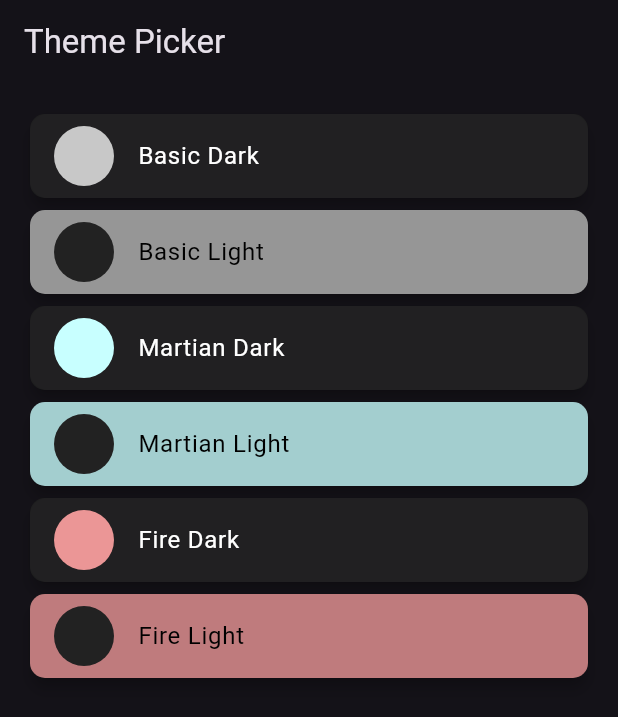
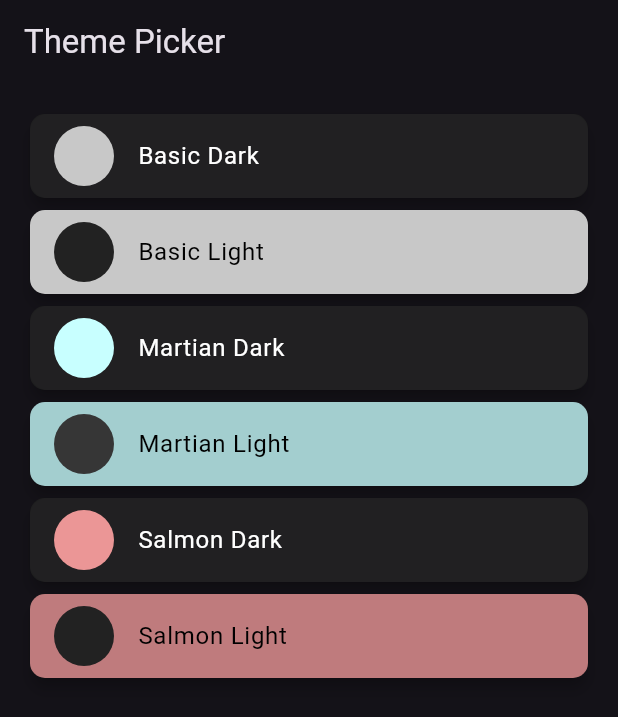
Before and after one commit to cueltschey/squared_away, a Flutter app: the ThemePicker screen opened directly with empty values, on a phone screen of 412 x 824 dp. Shown: the top 717 px of the screen. Run offline on Flutter 3.47's test engine with Material 3 defaults, Android fonts, the phone set to English and light mode, and no system bars; our stand-ins replace firebase_auth, firebase_core, fl_chart, flutter_colorpicker, flutter_markdown, flutter_secure_storage and 3 more; missing offline and left inert: googleapis; accounts and stored records are empty.

Commit message:
modified themes to be more interesting

```diff
--- a/lib/journal.dart
+++ b/lib/journal.dart
@@ -336,7 +336,7 @@ class _JournalItemState extends State<JournalItem> {
         padding: EdgeInsets.all(2.0),
         child: Container(
           decoration: BoxDecoration(
-            color: const Color.fromARGB(150, 34, 34, 34),
+            //color: const Color.fromARGB(150, 34, 34, 34),
             borderRadius: BorderRadius.circular(8.0),
             border: Border.all(
               color: squareColor,
--- a/lib/main.dart
+++ b/lib/main.dart
@@ -448,7 +448,7 @@ class _HomePageState extends State<HomePage> {
       case 0:
         DateTime now = DateTime.now();
         currentWidget = Scaffold(
-          appBar: AppBar(title: _isJournal? Text("Journal"): Text("Squares"), toolbarHeight: 20.0,),
+          appBar: AppBar(title: _isJournal? Text("Journal"): Text("Squares"),),
           body: _isJournal? Journal(squareData: squareData, taskList: tasks, setTaskCallback: setTaskCallback)
               : Squares(squareData: squareData, taskList: tasks, setTaskCallback: setTaskCallback),
           floatingActionButton:  Switch(
--- a/lib/squares.dart
+++ b/lib/squares.dart
@@ -302,7 +302,7 @@ class _SquareItemState extends State<SquareItem> {
       padding: EdgeInsets.all(2.0),
       child: Container(
         decoration: BoxDecoration(
-            color: Theme.of(context).primaryColor,
+            //color: Theme.of(context).primaryColor,
             borderRadius: BorderRadius.circular(8.0),
             border: Border.all(
               color: squareColor,
@@ -402,7 +402,7 @@ class _EditSquareState extends State<EditSquare> {
         children: [
           Container(
             decoration: BoxDecoration(
-              color: Theme.of(context).primaryColor,
+              //color: Theme.of(context).primaryColor,
               borderRadius: BorderRadius.circular(8.0),
               border: Border.all(
                 color: Theme.of(context).primaryColor,
--- a/lib/statistics.dart
+++ b/lib/statistics.dart
@@ -87,16 +87,17 @@ class _StatisticsState extends State<Statistics> {
         dataMap['0%'] = (dataMap['0%'] ?? 0) + 1;
       }
     }
+  }
+
+  @override
+  Widget build(BuildContext context) {
     colorList = [
       Color.fromARGB(255, 26, 120, 63),
       Color.fromARGB(230, 54, 106, 94),
       Color.fromARGB(230, 74, 82, 74),
-      Color.fromARGB(200, 34, 34, 34),
+      //Color.fromARGB(200, 34, 34, 34),
+      Theme.of(context).primaryColor,
     ];
-  }
-
-  @override
-  Widget build(BuildContext context) {
     return Scaffold(
       body: Padding(
         padding: EdgeInsets.all(30.0),
@@ -127,11 +128,11 @@ class _StatisticsState extends State<Statistics> {
                         fontWeight: FontWeight.bold,
                       ),
                     ),
-                    chartValuesOptions: const pc.ChartValuesOptions(
+                    chartValuesOptions:  pc.ChartValuesOptions(
                       showChartValueBackground: false,
                       showChartValues: true,
                       showChartValuesInPercentage: false,
-                      chartValueStyle: TextStyle(color: Colors.white, fontWeight: FontWeight.bold)
+                      chartValueStyle: TextStyle(color: Theme.of(context).focusColor, fontWeight: FontWeight.bold)
                     ),
                   ),
                 ],
@@ -218,9 +219,9 @@ class _StatisticsState extends State<Statistics> {
                     width: 50.0,
                     child: pc.PieChart(
                       dataMap: _taskCompletionList[index],
-                      colorList: const [
+                      colorList:  [
                         Colors.green,
-                        Color.fromARGB(200, 34, 34, 34)
+                        Theme.of(context).primaryColor,
                       ],
                       chartType: pc.ChartType.ring,
                       legendOptions: const pc.LegendOptions(
--- a/lib/theme.dart
+++ b/lib/theme.dart
@@ -26,18 +26,53 @@ class ThemePicker extends StatelessWidget {
       body: ListView(
         padding: EdgeInsets.all(16.0),
         children: <Widget>[
-          _buildColorOption(context, 'Basic Dark', Color.fromARGB(200, 34, 34, 34), Color.fromARGB(255, 200, 200, 200), true, setThemeCallback, 0),
-          _buildColorOption(context, 'Basic Light', Color.fromARGB(255, 150, 150, 150), Color.fromARGB(255, 34, 34, 34), false, setThemeCallback, 1),
-          _buildColorOption(context, 'Martian Dark', Color.fromARGB(200, 34, 34, 34), Color.fromARGB(255, 200, 255, 255), true, setThemeCallback, 2),
-          _buildColorOption(context, 'Martian Light', Color.fromARGB(200, 200, 255, 255), Color.fromARGB(255, 34, 34, 34), false, setThemeCallback, 3),
-          _buildColorOption(context, 'Fire Dark', Color.fromARGB(200, 34, 34, 34), Color.fromARGB(255, 235, 150, 150), true, setThemeCallback, 4),
-          _buildColorOption(context, 'Fire Light', Color.fromARGB(200, 235, 150, 150), Color.fromARGB(255, 34, 34, 34), false, setThemeCallback, 5),
+          _buildColorOption(
+              context,
+              'Basic Dark',
+              Color.fromARGB(200, 34, 34, 34),
+              Color.fromARGB(255, 200, 200, 200),
+              Color.fromARGB(255, 14, 14, 14),
+              true, setThemeCallback, 0),
+          _buildColorOption(
+              context,
+              'Basic Light',
+              Color.fromARGB(255, 200, 200, 200),
+              Color.fromARGB(255, 34, 34, 34),
+              Color.fromARGB(255, 230, 230, 230),
+              false, setThemeCallback, 1),
+          _buildColorOption(context,
+              'Martian Dark',
+              Color.fromARGB(200, 34, 34, 34),
+              Color.fromARGB(255, 200, 255, 255),
+              Color.fromARGB(200, 0, 17, 23),
+              true, setThemeCallback, 2),
+          _buildColorOption(
+              context,
+              'Martian Light',
+              Color.fromARGB(200, 200, 255, 255),
+              Color.fromARGB(255, 54, 54, 54),
+              Color.fromARGB(200, 200, 220, 255),
+              false, setThemeCallback, 3),
+          _buildColorOption(
+              context,
+              'Salmon Dark',
+              Color.fromARGB(200, 34, 34, 34),
+              Color.fromARGB(255, 235, 150, 150),
+              Color.fromARGB(200, 14, 14, 14),
+              true, setThemeCallback, 4),
+          _buildColorOption(
+              context,
+              'Salmon Light',
+              Color.fromARGB(200, 235, 150, 150),
+              Color.fromARGB(255, 34, 34, 34),
+              Color.fromARGB(200, 200, 200, 200),
+              false, setThemeCallback, 5),
         ],
       ),
     );
   }
 
-  Widget _buildColorOption(BuildContext context, String label, Color primary, Color focus, bool isDark, Function setThemeCallback, int Id) {
+  Widget _buildColorOption(BuildContext context, String label, Color primary, Color focus, Color background, bool isDark, Function setThemeCallback, int Id) {
     return GestureDetector(
       onTap: () {
         setThemeCallback(Id);
@@ -45,6 +80,7 @@ class ThemePicker extends StatelessWidget {
           brightness: isDark ? Brightness.dark : Brightness.light,
           primaryColor: primary,
           focusColor: focus,
+          scaffoldBackgroundColor: background,
           // Add more properties as needed (e.g., textTheme, buttonTheme, etc.)
         );
         Provider.of<ThemeProvider>(context, listen: false).setTheme(newTheme);
```
